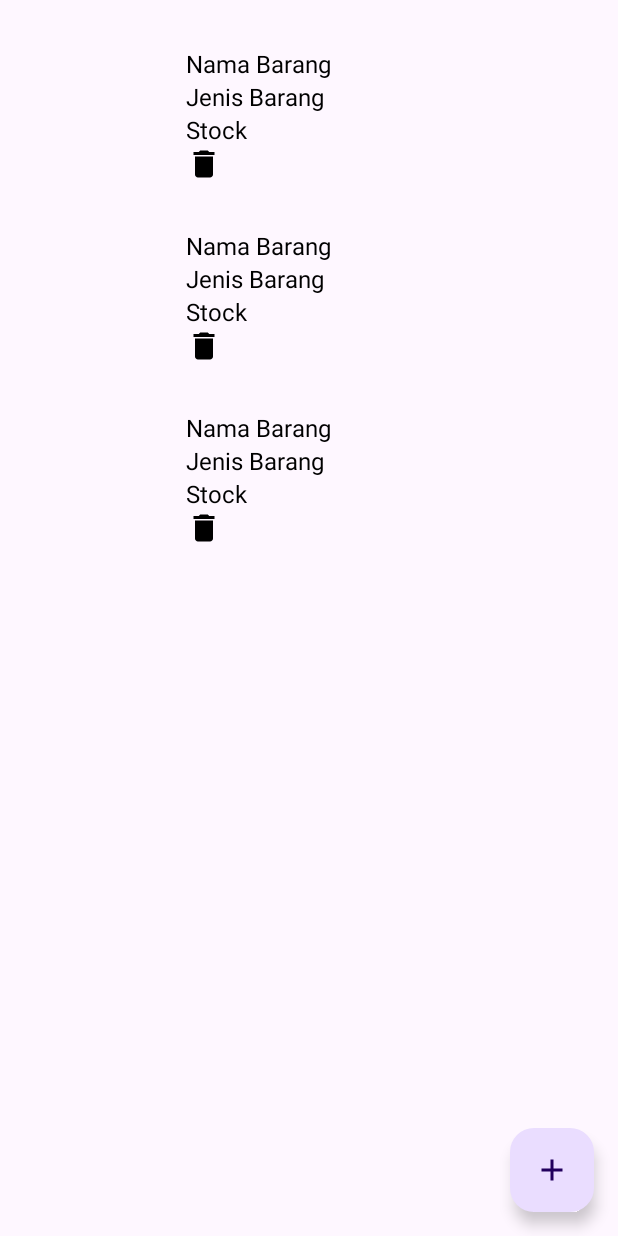
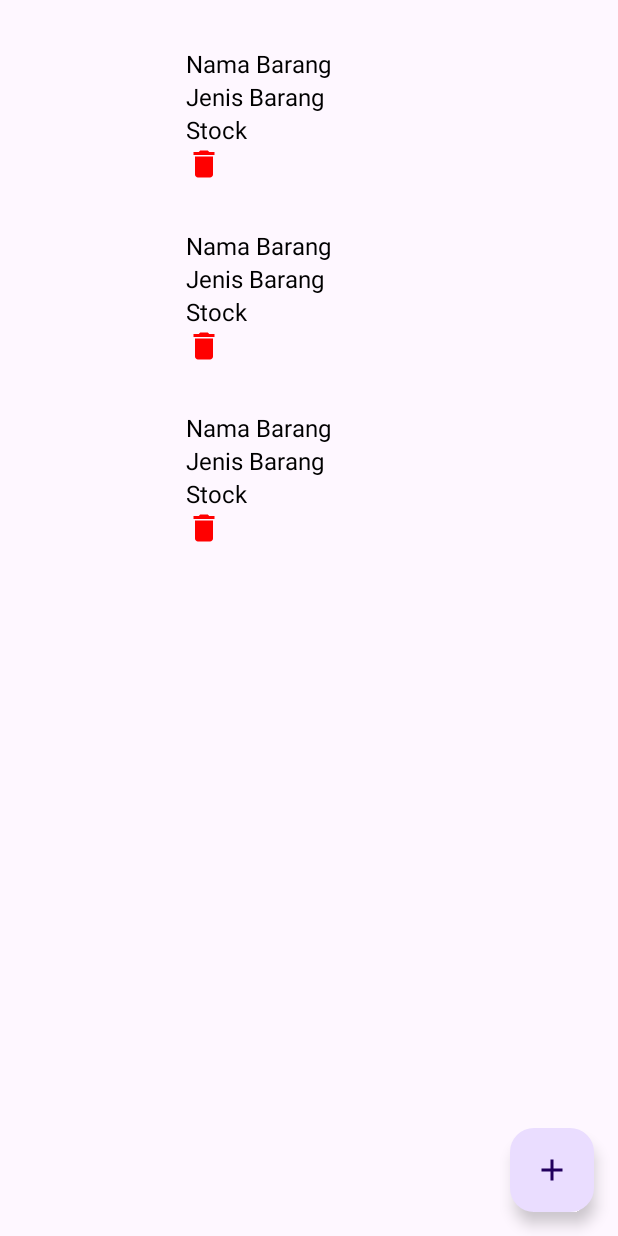
Before and after one commit to Ricomessi/Warehouse-Mobile, an Android app: the layout fragment_gallery.xml on its own in the app's theme, with its tools: preview values and no code run, on a phone screen of 412 x 824 dp. Run offline under Robolectric (Android 15) with nearby library versions, the phone set to English and light mode, and no system bars.

Commit message:
Update baseline_delete_24.xml

```diff
--- a/app/src/main/res/drawable/baseline_delete_24.xml
+++ b/app/src/main/res/drawable/baseline_delete_24.xml
@@ -1,4 +1,4 @@
-<vector xmlns:android="http://schemas.android.com/apk/res/android" android:height="24dp" android:tint="#000000" android:viewportHeight="24" android:viewportWidth="24" android:width="24dp">
+<vector xmlns:android="http://schemas.android.com/apk/res/android" android:height="24dp" android:tint="#FF0000" android:viewportHeight="24" android:viewportWidth="24" android:width="24dp">
 
     <path android:fillColor="@android:color/white" android:pathData="M6,19c0,1.1 0.9,2 2,2h8c1.1,0 2,-0.9 2,-2V7H6v12zM19,4h-3.5l-1,-1h-5l-1,1H5v2h14V4z"/>
 
```
